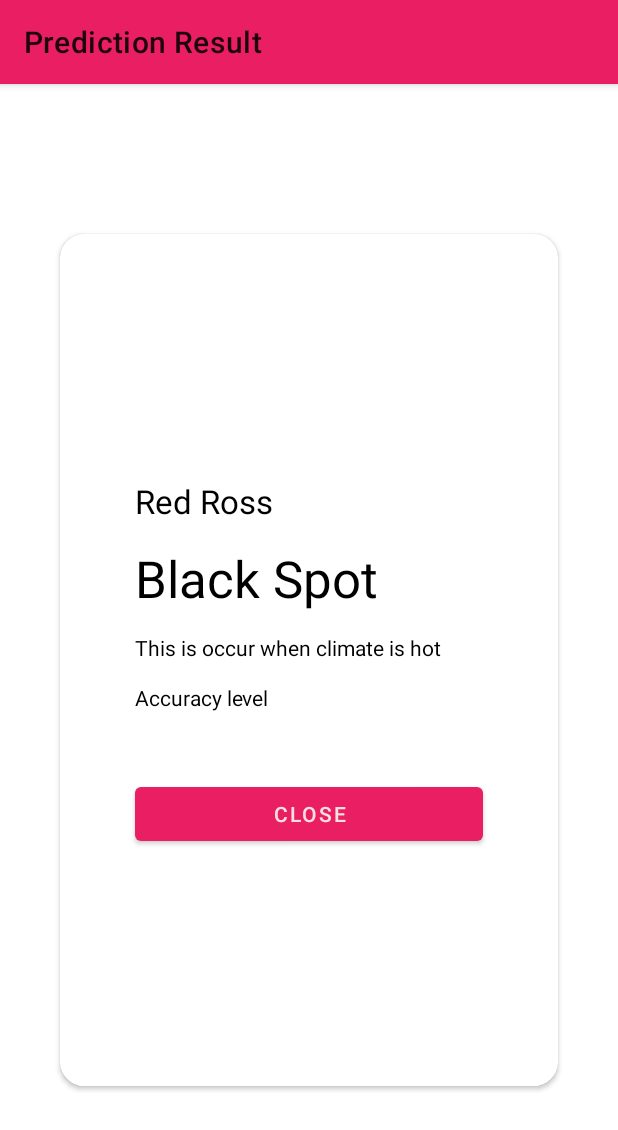
After one commit to Blasanka/research-frontend, an Android app: the PredictionResultActivity screen opened directly, with no data from a screen before it, on a phone screen of 412 x 824 dp. The commit adds this screen. Shown: the top 1130 px of the screen. Run offline under Robolectric (Android 15) with nearby library versions, the phone set to English and light mode, and no system bars; 6 statements that could not run were skipped.

Commit message:
Prediction result API integration with bare minimal UI

```diff
--- a/app/src/main/AndroidManifest.xml
+++ b/app/src/main/AndroidManifest.xml
@@ -4,8 +4,10 @@
 
     <uses-permission android:name="android.permission.READ_EXTERNAL_STORAGE" />
     <uses-permission android:name="android.permission.WRITE_EXTERNAL_STORAGE" />
+
     <uses-feature android:name="android.hardware.camera.autoFocus" />
     <uses-feature android:name="android.hardware.camera.any" />
+
     <uses-permission android:name="android.permission.CAMERA" />
     <uses-permission android:name="android.permission.ACCESS_NETWORK_STATE" />
 
@@ -15,8 +17,11 @@
         android:label="@string/app_name"
         android:roundIcon="@mipmap/ic_launcher_round"
         android:supportsRtl="true"
-        android:usesCleartextTraffic="true"
-        android:theme="@style/Theme.Floral">
+        android:theme="@style/Theme.Floral"
+        android:usesCleartextTraffic="true">
+        <activity
+            android:name=".disease.PredictionResultActivity"
+            android:exported="true" />
         <activity android:name=".MainActivity">
             <intent-filter>
                 <action android:name="android.intent.action.MAIN" />
--- a/app/src/main/java/com/example/floral/DetectorFragment.kt
+++ b/app/src/main/java/com/example/floral/DetectorFragment.kt
@@ -25,6 +25,7 @@ import androidx.fragment.app.Fragment
 import com.example.floral.databinding.FragmentDetectorBinding
 import com.example.floral.disease.Constants
 import com.example.floral.disease.DiseasesService
+import com.example.floral.disease.PredictionResultActivity
 import com.example.floral.disease.ResultResponse
 import com.google.gson.GsonBuilder
 import com.kaopiz.kprogresshud.KProgressHUD
@@ -141,7 +142,11 @@ class DetectorFragment : Fragment() {
                     }
                     diseaseData = data
                     Log.i(Constants.TAG, "Update result view with predicted data")
-                    hud?.dismiss();
+                    Log.i(Constants.TAG, "${diseaseData.result}")
+                    hud?.dismiss()
+                    val intent = Intent(activity, PredictionResultActivity::class.java)
+                    intent.putExtra("result", diseaseData)
+                    startActivity(intent)
                 }
 
                 override fun onFailure(call: Call<ResultResponse>, t: Throwable) {
--- a/app/src/main/java/com/example/floral/disease/DiseaseResultResponse.kt
+++ b/app/src/main/java/com/example/floral/disease/DiseaseResultResponse.kt
@@ -1,11 +1,12 @@
 package com.example.floral.disease
 
 import com.google.gson.annotations.SerializedName
+import java.io.Serializable
 
 data class DiseaseResultResponse(
-    @SerializedName("filename") val fileName: String,
-    val flowerName: String,
-    val identifiedDisease: String,
-    val diseaseDescription: String,
-    val accuracyLevel: Double
-)
+    @SerializedName("filename") val fileName: String?,
+    val flowerName: String?,
+    val identifiedDisease: String?,
+    val diseaseDescription: String?,
+    val accuracyLevel: Double?
+) : Serializable
--- /dev/null
+++ b/app/src/main/java/com/example/floral/disease/PredictionResultActivity.kt
@@ -0,0 +1,37 @@
+package com.example.floral.disease
+
+import androidx.appcompat.app.AppCompatActivity
+import android.os.Bundle
+import androidx.appcompat.app.ActionBar
+import com.example.floral.R
+import com.example.floral.databinding.ActivityPredictionResultBinding
+
+class PredictionResultActivity : AppCompatActivity() {
+
+    private lateinit var binding: ActivityPredictionResultBinding
+
+    override fun onCreate(savedInstanceState: Bundle?) {
+        super.onCreate(savedInstanceState)
+        binding = ActivityPredictionResultBinding.inflate(layoutInflater)
+        val view = binding.root
+        setContentView(view)
+
+        supportActionBar?.title = getString(R.string.prediction_result)
+        actionBar?.setDisplayHomeAsUpEnabled(true)
+
+        val response = intent.extras?.get("result") as ResultResponse
+        val result = response.result;
+        if (result.flowerName != null)
+            binding.flowerName.text = result.flowerName
+        if (result.identifiedDisease != null)
+            binding.identifiedDisease.text = result.identifiedDisease
+        if (result.diseaseDescription != null)
+            binding.diseaseDescription.text = result.diseaseDescription
+        if (result.accuracyLevel != null)
+            binding.accuracyLevel.text = result.accuracyLevel.toString()
+
+        binding.closeButton.setOnClickListener {
+            finish()
+        }
+    }
+}
--- a/app/src/main/java/com/example/floral/disease/ResultResponse.kt
+++ b/app/src/main/java/com/example/floral/disease/ResultResponse.kt
@@ -1,5 +1,7 @@
 package com.example.floral.disease
+
+import java.io.Serializable
 
 data class ResultResponse(
     val result: DiseaseResultResponse,
-)
+) : Serializable
--- /dev/null
+++ b/app/src/main/res/layout/activity_prediction_result.xml
@@ -0,0 +1,89 @@
+<?xml version="1.0" encoding="utf-8"?>
+<androidx.constraintlayout.widget.ConstraintLayout xmlns:android="http://schemas.android.com/apk/res/android"
+    xmlns:app="http://schemas.android.com/apk/res-auto"
+    xmlns:tools="http://schemas.android.com/tools"
+    android:layout_width="match_parent"
+    android:layout_height="match_parent"
+    tools:context=".disease.PredictionResultActivity">
+
+    <androidx.cardview.widget.CardView
+        android:id="@+id/cvLinksAndAttachments"
+        android:layout_width="match_parent"
+        android:layout_height="0dp"
+        android:layout_marginStart="40dp"
+        android:layout_marginTop="100dp"
+        android:layout_marginEnd="40dp"
+        android:layout_marginBottom="100dp"
+        android:orientation="vertical"
+        app:cardCornerRadius="16dp"
+        app:layout_constraintBottom_toBottomOf="parent"
+        app:layout_constraintEnd_toEndOf="parent"
+        app:layout_constraintStart_toStartOf="parent"
+        app:layout_constraintTop_toTopOf="parent">
+
+    <LinearLayout
+        android:layout_width="match_parent"
+        android:layout_height="match_parent"
+        android:orientation="vertical"
+        android:gravity="center">
+
+        <TextView
+            android:id="@+id/flowerName"
+            android:layout_width="match_parent"
+            android:layout_height="wrap_content"
+            android:layout_marginStart="50dp"
+            android:layout_marginTop="10dp"
+            android:layout_marginEnd="50dp"
+            android:layout_marginBottom="4dp"
+            android:text="Red Ross"
+            android:textAppearance="@style/TextAppearance.AppCompat.Large"
+            android:textColor="@color/black" />
+
+        <TextView
+            android:id="@+id/identifiedDisease"
+            android:layout_width="match_parent"
+            android:layout_height="wrap_content"
+            android:layout_marginStart="50dp"
+            android:layout_marginTop="10dp"
+            android:layout_marginEnd="50dp"
+            android:layout_marginBottom="4dp"
+            android:text="Black Spot"
+            android:textAppearance="@style/TextAppearance.AppCompat.Display1"
+            android:textColor="@color/black" />
+
+        <TextView
+            android:id="@+id/diseaseDescription"
+            android:layout_width="match_parent"
+            android:layout_height="wrap_content"
+            android:layout_marginStart="50dp"
+            android:layout_marginTop="10dp"
+            android:layout_marginEnd="50dp"
+            android:layout_marginBottom="4dp"
+            android:text="This is occur when climate is hot"
+            android:textAppearance="@style/TextAppearance.AppCompat.Body1"
+            android:textColor="@color/black" />
+
+        <TextView
+            android:id="@+id/accuracyLevel"
+            android:layout_width="match_parent"
+            android:layout_height="wrap_content"
+            android:layout_marginStart="50dp"
+            android:layout_marginTop="10dp"
+            android:layout_marginEnd="50dp"
+            android:layout_marginBottom="4dp"
+            android:text="Accuracy level"
+            android:textColor="@color/black" />
+
+        <Button
+            android:id="@+id/closeButton"
+            android:layout_width="match_parent"
+            android:layout_height="wrap_content"
+            android:layout_marginStart="50dp"
+            android:layout_marginTop="40dp"
+            android:layout_marginEnd="50dp"
+            android:layout_marginBottom="4dp"
+            android:text="CLOSE" />
+    </LinearLayout>
+
+    </androidx.cardview.widget.CardView>
+</androidx.constraintlayout.widget.ConstraintLayout>
--- a/app/src/main/res/layout/fragment_detector.xml
+++ b/app/src/main/res/layout/fragment_detector.xml
@@ -20,7 +20,7 @@
     <ImageView
         android:id="@+id/image"
         android:layout_width="0dp"
-        android:layout_height="300dp"
+        android:layout_height="240dp"
         android:layout_marginTop="16dp"
         android:layout_marginBottom="20dp"
         android:contentDescription="Take Picture"
--- a/app/src/main/res/values/strings.xml
+++ b/app/src/main/res/values/strings.xml
@@ -3,5 +3,6 @@
     <string name="detector">Detector</string>
     <string name="select_photo_from_gallery">Select photo from gallery</string>
     <string name="take_picture_with_camera">Take picture with camera</string>
+    <string name="prediction_result">Prediction Result</string>
 
 </resources>
--- a/build.gradle
+++ b/build.gradle
@@ -7,7 +7,7 @@ buildscript {
     }
     dependencies {
         classpath "com.android.tools.build:gradle:4.1.1"
-        classpath "org.jetbrains.kotlin:kotlin-gradle-plugin:$kotlin_version"
+        classpath "org.jetbrains.kotlin:kotlin-gradle-plugin:1.5.10"
 
         // NOTE: Do not place your application dependencies here; they belong
         // in the individual module build.gradle files
```
